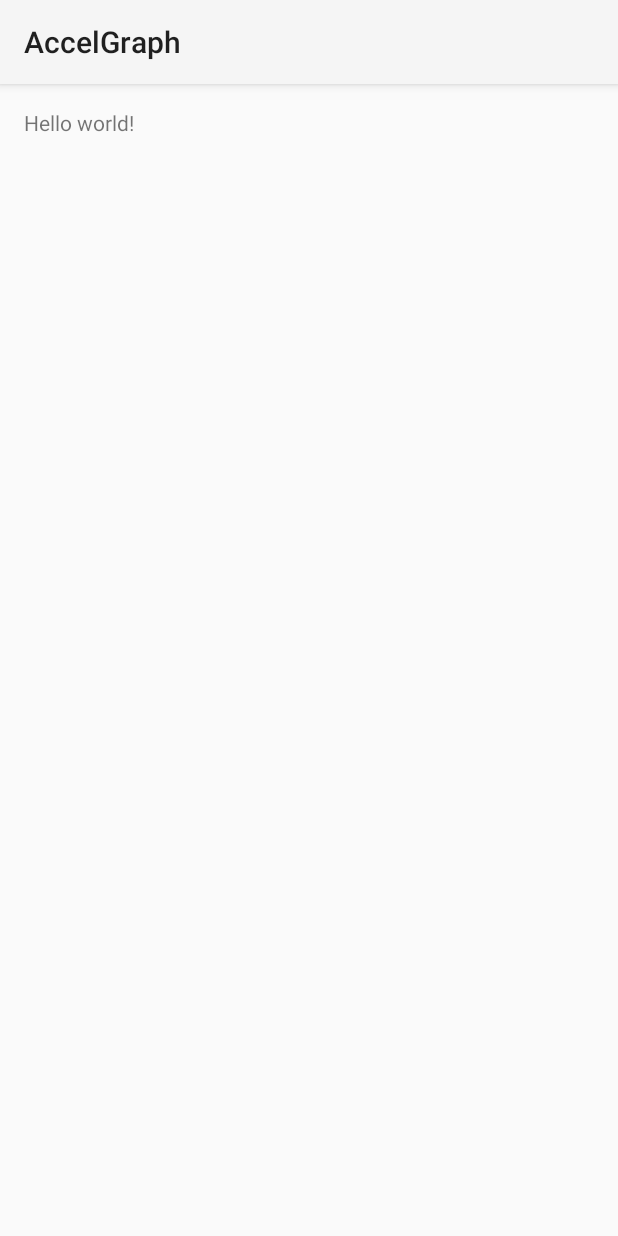
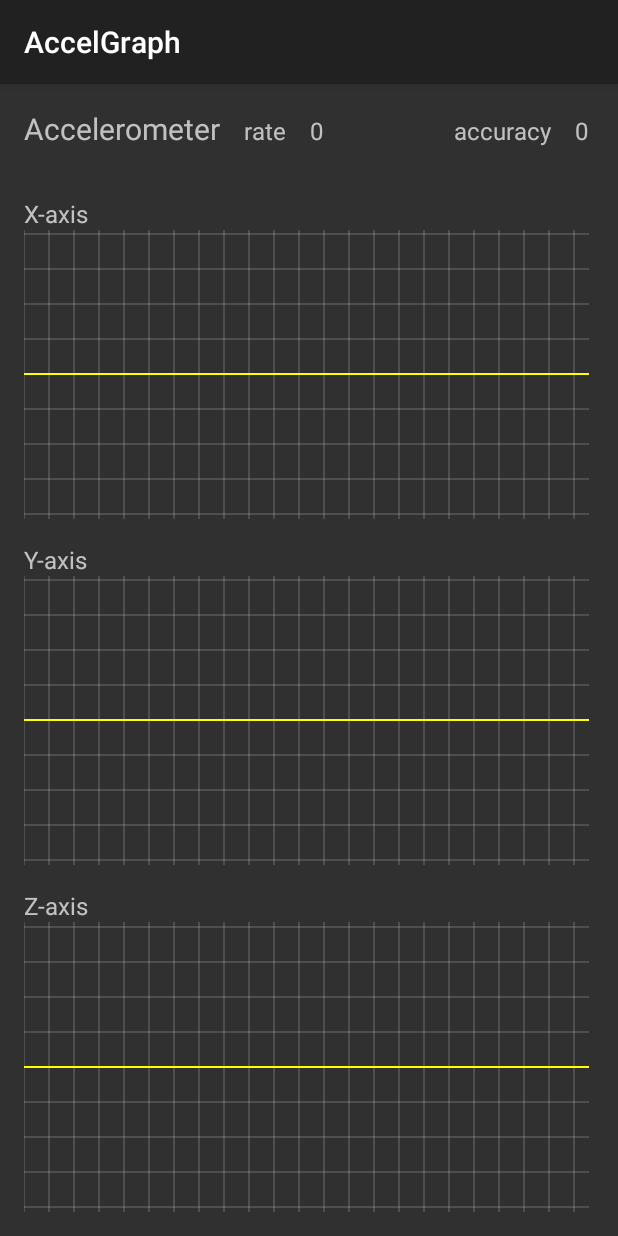
Before and after one commit to ymt24/AccelGraph, an Android app: the layout activity_main.xml on its own in the app's theme, with its tools: preview values and no code run, on a phone screen of 412 x 824 dp. Run offline under Robolectric (Android 15) with nearby library versions, the phone set to English and light mode, and no system bars.

Commit message:
Implemented the basic functions by copying files from the last year's project

```diff
--- /dev/null
+++ b/app/src/main/java/jp/ac/titech/itpro/sdl/accelgraph/GraphView.java
@@ -0,0 +1,92 @@
+package jp.ac.titech.itpro.sdl.accelgraph;
+
+import android.content.Context;
+import android.graphics.Canvas;
+import android.graphics.Color;
+import android.graphics.Paint;
+import android.util.AttributeSet;
+import android.util.Log;
+import android.view.View;
+
+public class GraphView extends View {
+
+    private final static String TAG = "GraphView";
+    private final static float Ymax = 20;
+    private final static int NDATA_INIT = 256;
+
+    private int ndata = NDATA_INIT;
+    private float[] vs = new float[NDATA_INIT];
+    private int idx = 0;
+    private int width, height;
+    private int x0, y0, ewidth;
+    private int dw = 5, dh = 1;
+
+    private Paint paint = new Paint();
+
+    public GraphView(Context context) {
+        super(context);
+    }
+
+    public GraphView(Context context, AttributeSet attrs) {
+        super(context, attrs);
+    }
+
+    public GraphView(Context context, AttributeSet attrs, int defStyleAttr) {
+        super(context, attrs, defStyleAttr);
+    }
+
+    @Override
+    protected void onSizeChanged(int w, int h, int oldw, int oldh) {
+        super.onSizeChanged(w, h, oldw, oldh);
+        Log.i(TAG, "onSizeChanged: w=" + w + " h=" + h);
+        width = w;
+        height = h;
+        ndata = width / dw;
+        x0 = (width - dw * ndata) / 2;
+        y0 = height / 2;
+        ewidth = x0 + dw * (ndata - 1);
+
+        if (y0 / Ymax >= dh + 1)
+            dh = (int)(y0 / Ymax);
+        if (ndata > vs.length) {
+            idx = 0;
+            vs = new float[ndata];
+        }
+    }
+
+    @Override
+    protected void onDraw(Canvas canvas) {
+        super.onDraw(canvas);
+
+        // grid lines
+        paint.setColor(Color.argb(75, 255, 255, 255));
+        paint.setStrokeWidth(1);
+        for (int y = y0; y < height; y += dh * 5)
+            canvas.drawLine(x0, y, ewidth, y, paint);
+        for (int y = y0; y > 0; y -= dh * 5)
+            canvas.drawLine(x0, y, ewidth, y, paint);
+        for (int x = x0; x < dw * ndata; x += dw * 5)
+            canvas.drawLine(x, 0, x, height, paint);
+
+        // y0 line
+        paint.setColor(Color.CYAN);
+        canvas.drawLine(0, y0, ewidth, y0, paint);
+
+        // graph
+        paint.setColor(Color.YELLOW);
+        paint.setStrokeWidth(2);
+        for (int i = 0; i < ndata - 1; i++) {
+            int j = (idx + i) % ndata;
+            int x1 = x0 + dw * i;
+            int x2 = x0 + dw * (i + 1);
+            int y1 = (int) (y0 + dh * vs[j]);
+            int y2 = (int) (y0 + dh * vs[(j + 1) % ndata]);
+            canvas.drawLine(x1, y1, x2, y2, paint);
+        }
+    }
+
+    public void setVal(float val) {
+        vs[idx] = val;
+        idx = (idx + 1) % ndata;
+    }
+}
--- a/app/src/main/res/layout/activity_main.xml
+++ b/app/src/main/res/layout/activity_main.xml
@@ -1,11 +1,95 @@
-<RelativeLayout xmlns:android="http://schemas.android.com/apk/res/android"
-    xmlns:tools="http://schemas.android.com/tools" android:layout_width="match_parent"
-    android:layout_height="match_parent" android:paddingLeft="@dimen/activity_horizontal_margin"
+<LinearLayout xmlns:android="http://schemas.android.com/apk/res/android"
+    xmlns:tools="http://schemas.android.com/tools"
+    android:layout_width="match_parent"
+    android:layout_height="match_parent"
+    android:orientation="vertical"
+    android:paddingBottom="@dimen/activity_vertical_margin"
+    android:paddingLeft="@dimen/activity_horizontal_margin"
     android:paddingRight="@dimen/activity_horizontal_margin"
     android:paddingTop="@dimen/activity_vertical_margin"
-    android:paddingBottom="@dimen/activity_vertical_margin" tools:context=".MainActivity">
+    tools:context=".MainActivity">
 
-    <TextView android:text="@string/hello_world" android:layout_width="wrap_content"
-        android:layout_height="wrap_content" />
+    <LinearLayout
+        android:layout_width="match_parent"
+        android:layout_height="wrap_content"
+        android:orientation="horizontal"
+        android:layout_marginBottom="@dimen/activity_vertical_margin" >
 
-</RelativeLayout>
+        <TextView
+            android:layout_width="wrap_content"
+            android:layout_height="wrap_content"
+            android:layout_marginEnd="@dimen/activity_horizontal_margin"
+            android:text="@string/sensor_name_label"
+            android:textSize="@dimen/large_text_size" />
+
+        <TextView
+            android:layout_width="wrap_content"
+            android:layout_height="wrap_content"
+            android:layout_marginEnd="@dimen/activity_horizontal_margin"
+            android:text="@string/rate_label"
+            android:textSize="@dimen/small_text_size" />
+
+        <TextView
+            android:id="@+id/rate_view"
+            android:layout_width="@dimen/data_view_width"
+            android:layout_height="wrap_content"
+            android:layout_marginEnd="@dimen/activity_horizontal_margin"
+            android:text="@string/initial_value_text"
+            android:textSize="@dimen/small_text_size" />
+
+        <TextView
+            android:layout_width="wrap_content"
+            android:layout_height="wrap_content"
+            android:layout_marginEnd="@dimen/activity_horizontal_margin"
+            android:text="@string/accuracy_label"
+            android:textSize="@dimen/small_text_size" />
+
+        <TextView
+            android:id="@+id/accuracy_view"
+            android:layout_width="@dimen/data_view_width"
+            android:layout_height="wrap_content"
+            android:text="@string/initial_value_text"
+            android:textSize="@dimen/small_text_size" />
+
+    </LinearLayout>
+
+    <TextView
+        android:layout_width="match_parent"
+        android:layout_height="wrap_content"
+        android:layout_marginTop="@dimen/vertical_margin"
+        android:text="@string/x_label"
+        android:textSize="@dimen/small_text_size" />
+
+    <jp.ac.titech.itpro.sdl.accelgraph.GraphView
+        android:id="@+id/x_view"
+        android:layout_width="match_parent"
+        android:layout_height="0dp"
+        android:layout_weight="1" />
+
+    <TextView
+        android:layout_width="match_parent"
+        android:layout_height="wrap_content"
+        android:layout_marginTop="@dimen/vertical_margin"
+        android:text="@string/y_label"
+        android:textSize="@dimen/small_text_size" />
+
+    <jp.ac.titech.itpro.sdl.accelgraph.GraphView
+        android:id="@+id/y_view"
+        android:layout_width="match_parent"
+        android:layout_height="0dp"
+        android:layout_weight="1" />
+
+    <TextView
+        android:layout_width="match_parent"
+        android:layout_height="wrap_content"
+        android:layout_marginTop="@dimen/vertical_margin"
+        android:text="@string/z_label"
+        android:textSize="@dimen/small_text_size" />
+
+    <jp.ac.titech.itpro.sdl.accelgraph.GraphView
+        android:id="@+id/z_view"
+        android:layout_width="match_parent"
+        android:layout_height="0dp"
+        android:layout_weight="1" />
+
+</LinearLayout>
--- a/app/src/main/res/values-v21/styles.xml
+++ b/app/src/main/res/values-v21/styles.xml
@@ -1,5 +1,5 @@
 <?xml version="1.0" encoding="utf-8"?>
 <resources>
-    <style name="AppTheme" parent="android:Theme.Material.Light">
+    <style name="AppTheme" parent="android:Theme.Material">
     </style>
 </resources>
--- a/app/src/main/res/values/dimens.xml
+++ b/app/src/main/res/values/dimens.xml
@@ -2,4 +2,8 @@
     <!-- Default screen margins, per the Android Design guidelines. -->
     <dimen name="activity_horizontal_margin">16dp</dimen>
     <dimen name="activity_vertical_margin">16dp</dimen>
+    <dimen name="data_view_width">80dp</dimen>
+    <dimen name="vertical_margin">16dp</dimen>
+    <dimen name="large_text_size">20sp</dimen>
+    <dimen name="small_text_size">16sp</dimen>
 </resources>
--- a/app/src/main/res/values/strings.xml
+++ b/app/src/main/res/values/strings.xml
@@ -1,6 +1,11 @@
 <resources>
     <string name="app_name">AccelGraph</string>
-
-    <string name="hello_world">Hello world!</string>
     <string name="action_settings">Settings</string>
+    <string name="initial_value_text">0</string>
+    <string name="sensor_name_label">Accelerometer</string>
+    <string name="rate_label">rate</string>
+    <string name="accuracy_label">accuracy</string>
+    <string name="x_label">X-axis</string>
+    <string name="y_label">Y-axis</string>
+    <string name="z_label">Z-axis</string>
 </resources>
```
Also changed, not shown: app/src/main/java/jp/ac/titech/itpro/sdl/accelgraph/MainActivity.java (+92 -17 lines), 1 other file.
